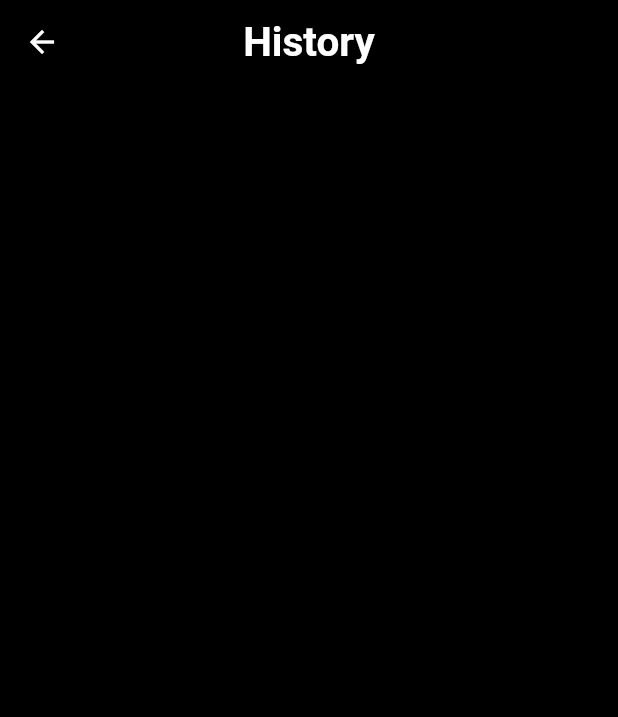
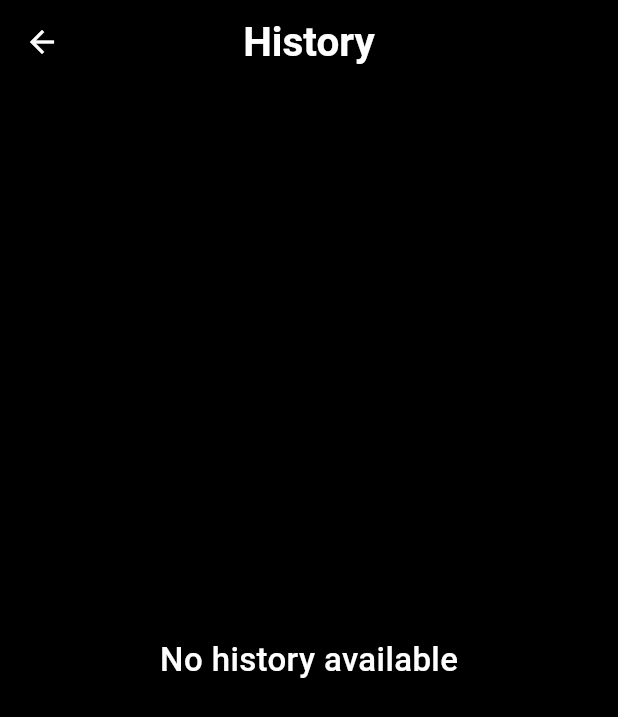
Before and after one commit to hananwaleed/Calculator_App, a Flutter app: the screen it shows after launch, after a tap on the "history" icon, on a phone screen of 412 x 824 dp. Shown: the top 717 px of the screen. Run offline on Flutter 3.47's test engine with Material 3 defaults, Android fonts, the phone set to English and light mode, and no system bars; our stand-ins replace math_expressions.

```diff
--- a/lib/Screens/HistoryScreen.dart
+++ b/lib/Screens/HistoryScreen.dart
@@ -1,52 +1,85 @@
 import 'package:flutter/material.dart';
 
-
-class HistoryScreen extends StatelessWidget {
+class HistoryScreen extends StatefulWidget {
   final List<String> history;
 
   HistoryScreen({required this.history});
+
+  @override
+  _HistoryScreenState createState() => _HistoryScreenState();
+}
+
+class _HistoryScreenState extends State<HistoryScreen> {
+  void clearHistory() {
+    setState(() {
+      widget.history.clear();
+    });
+  }
 
   @override
   Widget build(BuildContext context) {
     return Scaffold(
       backgroundColor: Colors.black,
       appBar: AppBar(
+        title: Text(
+          "History",
+          style: TextStyle(color: Colors.white, fontSize: 27, fontWeight: FontWeight.bold),
+        ),
+        backgroundColor: Colors.black,
         centerTitle: true,
-        backgroundColor: Colors.black,
-        title: const Text(
-          'History',
-          style: TextStyle(
-            color: Colors.white,
-            fontSize: 27,
-            fontWeight: FontWeight.bold,
+        leading: IconButton(
+          icon: Icon(Icons.arrow_back, color: Colors.white),
+          onPressed: () => Navigator.pop(context),
         ),
       ),
-        iconTheme: IconThemeData(color: Colors.white),
+      body: widget.history.isEmpty
+          ? Center(
+              child: Text(
+                "No history available",
+                style: TextStyle(color: Colors.white, fontSize: 22, fontWeight: FontWeight.w500),
               ),
-      body: Padding(
-        padding: const EdgeInsets.symmetric(horizontal: 20, vertical: 15),
+            )
+          : Column(
+              children: [
+                Expanded(
                   child: ListView.builder(
-          itemCount: history.length,
+                    itemCount: widget.history.length,
                     itemBuilder: (context, index) {
                       return Padding(
-              padding: const EdgeInsets.only(bottom: 15),
+                        padding: EdgeInsets.symmetric(vertical: 8, horizontal: 20),
                         child: Container(
+                          padding: EdgeInsets.all(15),
                           decoration: BoxDecoration(
-                  color: Colors.white.withOpacity(0.1),
-                  borderRadius: BorderRadius.circular(15),
-                  border: Border.all(color: Colors.white.withOpacity(1)),
+                            color: Colors.grey[850],
+                            borderRadius: BorderRadius.circular(10),
                           ),
-                child: ListTile(
-                  title: Text(
-                    history[index],
-                    style: TextStyle(fontSize: 20, color: Colors.white),
-                  ),
+                          child: Text(
+                            widget.history[index],
+                            style: TextStyle(color: Colors.white, fontSize: 22),
                           ),
                         ),
                       );
                     },
                   ),
                 ),
+                SizedBox(height: 10),
+                Container(
+                  margin: EdgeInsets.all(10),
+                  width: 75,
+                  height: 75,
+                  child: ElevatedButton(
+                    style: ElevatedButton.styleFrom(
+                      shape: RoundedRectangleBorder(borderRadius: BorderRadius.circular(50)),
+                      backgroundColor: Colors.red,
+                      padding: EdgeInsets.all(20),
+                    ),
+                    onPressed: clearHistory,
+                    child: Icon(Icons.delete, color: Colors.white, size: 30),
+                  ),
+                ),
+                SizedBox(height: 20),
+              ],
+            ),
     );
   }
 }
--- a/lib/Screens/HomeScreen.dart
+++ b/lib/Screens/HomeScreen.dart
@@ -35,12 +35,15 @@ class _CalculatorScreenState extends State<CalculatorScreen> {
   void calculate() {
     try {
       Parser p = Parser();
-      Expression exp = p.parse(display.replaceAll('×', '*').replaceAll('÷', '/'));
+      Expression exp = p.parse(
+        display.replaceAll('×', '*').replaceAll('÷', '/'),
+      );
       ContextModel cm = ContextModel();
       double eval = exp.evaluate(EvaluationType.REAL, cm);
 
       setState(() {
-        String result = eval % 1 == 0 ? eval.toInt().toString() : eval.toStringAsFixed(2);
+        String result =
+            eval % 1 == 0 ? eval.toInt().toString() : eval.toStringAsFixed(2);
         history.add("$display = $result");
         display = result;
       });
@@ -75,7 +78,7 @@ class _CalculatorScreenState extends State<CalculatorScreen> {
         ),
         actions: [
           IconButton(
-            icon: Icon(Icons.history),
+            icon: Icon(Icons.history, color: Colors.white),
             onPressed: openHistory,
           ),
         ],
@@ -102,7 +105,7 @@ class _CalculatorScreenState extends State<CalculatorScreen> {
           Column(
             children: [
               buildRow(
-                ['AC', '+/-', '%', '÷'],
+                ['AC', 'C', '%', '÷'],
                 [Colors.grey, Colors.grey, Colors.grey, Colors.orange],
                 appendToDisplay,
                 clearDisplay,
--- a/lib/widgets/buildButton.dart
+++ b/lib/widgets/buildButton.dart
@@ -1,5 +1,5 @@
+
 import 'package:flutter/material.dart';
-
 Widget buildButton(
     String text,
     Color bgColor,
@@ -8,8 +8,8 @@ Widget buildButton(
   }) {
     return Container(
       margin: EdgeInsets.all(5),
-      width: 75,
-      height: 75,
+      width: 80,
+      height: 80,
       child: ElevatedButton(
         style: ElevatedButton.styleFrom(
           shape: RoundedRectangleBorder(
@@ -22,7 +22,7 @@ Widget buildButton(
         child: Text(
           text,
           style: TextStyle(
-            fontSize: 30,
+            fontSize: text == 'AC' ? 24 : 30,
             fontWeight: FontWeight.bold,
             color: textColor,
           ),
--- a/lib/widgets/buildLastRow.dart
+++ b/lib/widgets/buildLastRow.dart
@@ -1,14 +1,25 @@
 import 'package:calc/widgets/buildButton.dart';
 import 'package:flutter/material.dart';
-
 
 Widget buildLastRow(Function(String) appendToDisplay, Function() calculate) {
   return Row(
     mainAxisAlignment: MainAxisAlignment.spaceEvenly,
     children: [
-      IconButton(
-        onPressed: () {},
-        icon: Icon(Icons.calculate, color: Colors.white),
+      Container(
+        margin: EdgeInsets.all(5),
+        width: 80,
+        height: 80,
+        child: ElevatedButton(
+          style: ElevatedButton.styleFrom(
+            shape: RoundedRectangleBorder(
+              borderRadius: BorderRadius.circular(50),
+            ),
+            backgroundColor: Colors.grey[850],
+            padding: EdgeInsets.all(20),
+          ),
+          onPressed: () {},
+          child: Icon(Icons.calculate, color: Colors.white, size: 30),
+        ),
       ),
       buildButton('0', Colors.grey[850]!, () => appendToDisplay('0')),
       buildButton('.', Colors.grey[850]!, () => appendToDisplay('.')),
```
Lines whose indentation alone changed are shown as unchanged.
